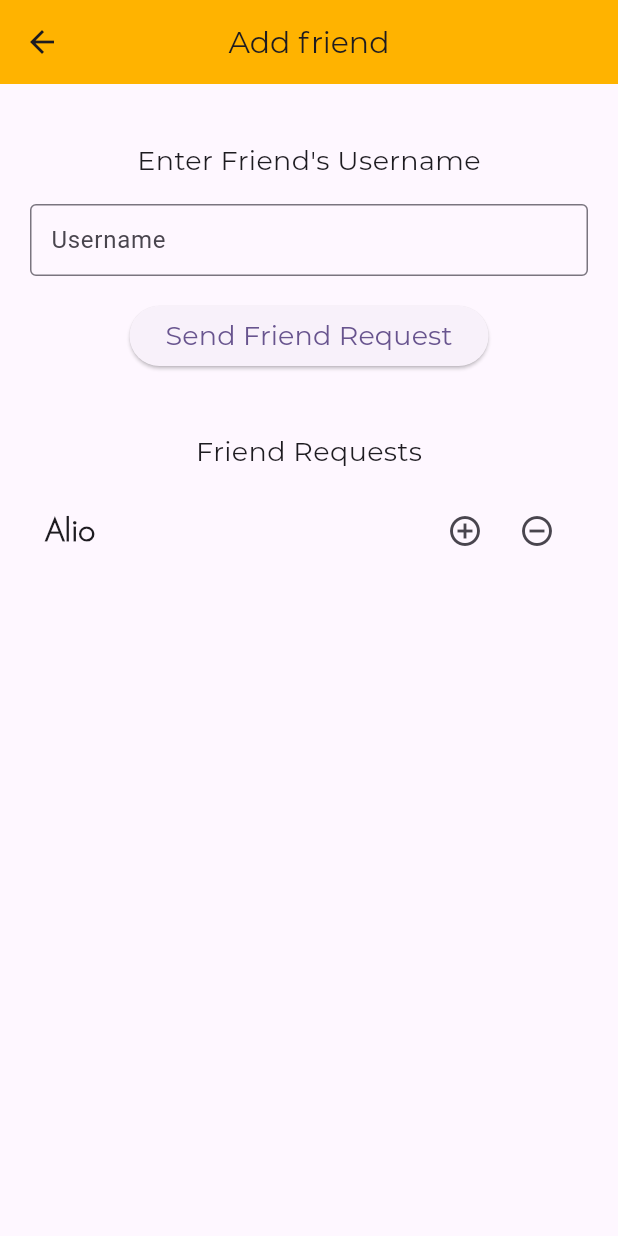
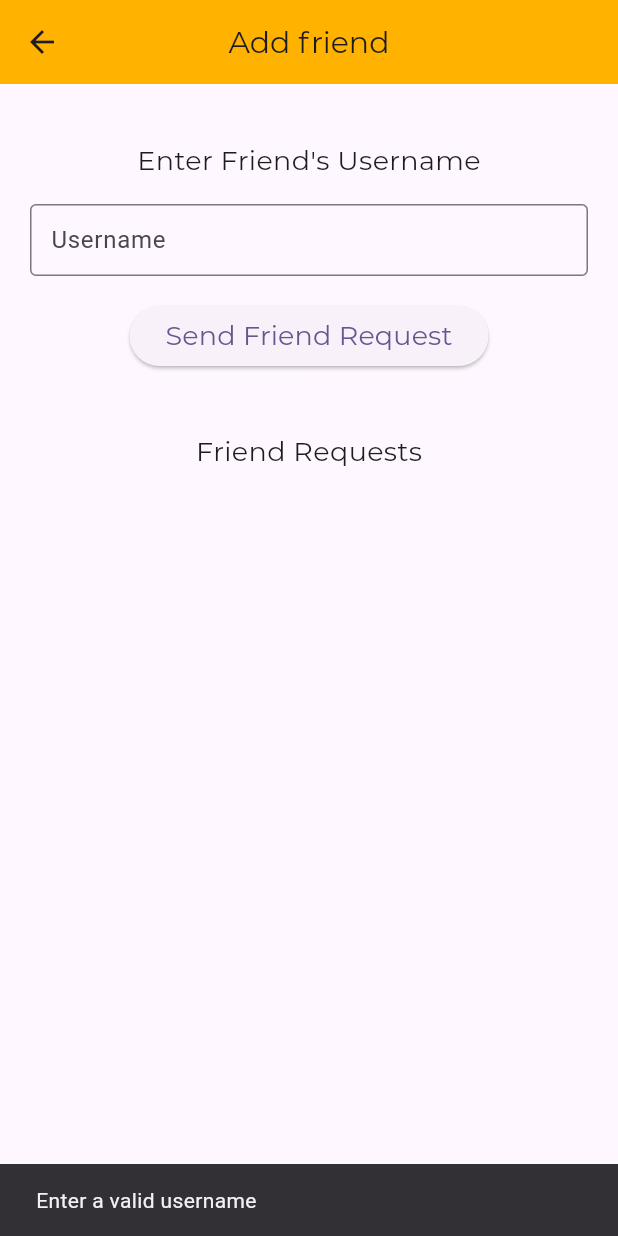
Before and after one commit to Ali-AbdulHadii/Instachat-ChatApp, a Flutter app: the addFriend screen opened directly, after a tap on "Send Friend Request", on a phone screen of 412 x 824 dp. Run offline on Flutter 3.47's test engine with Material 3 defaults, Android fonts, the phone set to English and light mode, and no system bars; our stand-ins replace cloud_firestore, firebase_auth, firebase_core, random_string, shared_preferences; accounts and stored records are empty.

Commit message:
friendrequests page updated
made the input to store the friends name, then when pressed to send the request, it fetches the id and finds the username, then its add to the recipient friends request list. created a method to get usernamebyId in databasemethods, with its getfriendrequests and sendfriendrequest. accepting or rejecting the friend request is left. search for friends is TO DO list.

```diff
--- a/lib/Pages/addfriend.dart
+++ b/lib/Pages/addfriend.dart
@@ -1,5 +1,10 @@
+import 'package:chatappdemo1/services/sharePreference.dart';
 import 'package:flutter/material.dart';
+// ignore: unused_import
 import 'package:firebase_auth/firebase_auth.dart';
+// ignore: unused_import
+import 'package:cloud_firestore/cloud_firestore.dart';
+import 'package:chatappdemo1/services/database.dart';
 
 class addFriend extends StatefulWidget {
   const addFriend({super.key});
@@ -9,11 +14,71 @@ class addFriend extends StatefulWidget {
 }
 
 class _addFriendState extends State<addFriend> {
-  String friendUsername = "";
   //controllers
   TextEditingController _friendUsername = TextEditingController();
-  //addding friend function
-  addFriend() async {}
+  //list to store friend requests
+  List<String> friendRequests = [];
+  //updates the list when entering the page
+  @override
+  void initState() {
+    super.initState();
+    // Initialize friend requests when the widget is created
+    updateFriendRequestsList();
+  }
+
+  //stores friend requests id
+  String friendUsername = "";
+  String senderId = "";
+  String recipientId = "";
+
+  //adding friend function
+  Future<void> addFriend() async {
+    //controller
+    String friendUsername = _friendUsername.text;
+
+    if (friendUsername.isEmpty) {
+      //pop up if empty
+      ScaffoldMessenger.of(context).showSnackBar(SnackBar(
+        content: Text("Enter a valid username"),
+      ));
+    } else {
+      try {
+        /*gets both send id and recipent id and pass them to
+        sendfriendrequest method in databasemethods.dart*/
+        senderId = await SharedPreference().getUserID() as String;
+        recipientId = await DatabaseMethods()
+            .getUserIdByUsername(friendUsername) as String;
+        await DatabaseMethods().sendFriendRequest(senderId, recipientId);
+        //update the friendRequests list after sending the friend request
+        updateFriendRequestsList();
+        //popup
+        ScaffoldMessenger.of(context).showSnackBar(SnackBar(
+          content: Text("Friend request sent successfully"),
+        ));
+      } catch (t) {
+        //pop up
+        ScaffoldMessenger.of(context).showSnackBar(SnackBar(
+          content: Text("Username not found"),
+        ));
+      }
+    }
+  }
+
+  //function to fupdate friend requests list
+  Future<void> updateFriendRequestsList() async {
+    try {
+      /*fetch friend requests and update the friendRequests
+      list from the method in databasemethods.dart*/
+      List<String> newFriendRequests =
+          await DatabaseMethods().getFriendRequests();
+      setState(() {
+        friendRequests = newFriendRequests;
+      });
+    } catch (e) {
+      print("Error fetching friend requests: $e");
+    }
+  }
+
   @override
   Widget build(BuildContext context) {
     return Scaffold(
@@ -51,12 +116,15 @@ class _addFriendState extends State<addFriend> {
               ),
               SizedBox(height: 16),
               ElevatedButton(
-                  onPressed: () {},
+                  onPressed: () {
+                    addFriend();
+                  },
                   child: Text(
                     "Send Friend Request",
                     style: TextStyle(fontFamily: "Montserrat-R", fontSize: 18),
                   )),
               SizedBox(height: 40),
+              //friend requests section here
               Container(
                 child: Text(
                   "Friend Requests",
@@ -64,41 +132,32 @@ class _addFriendState extends State<addFriend> {
                 ),
               ),
               SizedBox(height: 16),
-              Container(
-                padding: EdgeInsets.only(left: 10, right: 10),
-                child: Column(
-                  children: [
-                    Container(
-                      child: Row(
-                        children: [
-                          Container(
-                            child: Text(
-                              'Alio',
-                              style: TextStyle(
-                                  fontFamily: 'FuturaLight',
-                                  fontWeight: FontWeight.bold,
-                                  fontSize: 20),
-                            ),
-                          ),
-                          Spacer(),
-                          Container(
-                            child: Row(
+              //building the friendrequest list here
+              ListView.builder(
+                shrinkWrap: true,
+                itemCount: friendRequests.length,
+                itemBuilder: (context, index) {
+                  return ListTile(
+                    title: Text(friendRequests[index]),
+                    trailing: Row(
+                      mainAxisSize: MainAxisSize.min,
                       children: [
                         IconButton(
-                                  onPressed: () {},
+                          onPressed: () {
+                            //accept friend request logic
+                          },
                           icon: Icon(Icons.add_circle_outline),
                         ),
                         IconButton(
-                                    onPressed: () {},
-                                    icon: Icon(Icons.remove_circle_outline))
-                              ],
-                            ),
-                          )
-                        ],
-                      ),
+                          onPressed: () {
+                            //reject friend request logic
+                          },
+                          icon: Icon(Icons.remove_circle_outline),
                         ),
                       ],
                     ),
+                  );
+                },
               )
             ],
           ),
--- a/lib/services/database.dart
+++ b/lib/services/database.dart
@@ -1,9 +1,42 @@
 //functions related to database methods
 
+import 'package:chatappdemo1/services/sharePreference.dart';
 import 'package:cloud_firestore/cloud_firestore.dart';
+import 'package:firebase_auth/firebase_auth.dart';
+import 'package:firebase_core/firebase_core.dart';
 
 //integrates data to database
 class DatabaseMethods {
+  //function to get friend requests based on userId
+  Future<List<String>> getFriendRequests() async {
+    String userId = await SharedPreference().getUserID() as String;
+
+    QuerySnapshot<Map<String, dynamic>> querySnapshot =
+        await FirebaseFirestore.instance
+            .collection("friendRequests")
+            .where("recipientId", isEqualTo: userId)
+            .where("status", isEqualTo: "pending") //more conditions if needed
+            .get();
+
+    List<String> friendRequests = [];
+
+    for (QueryDocumentSnapshot<Map<String, dynamic>>? documentSnapshot
+        in querySnapshot.docs) {
+      if (documentSnapshot != null) {
+        String senderId = documentSnapshot.data()!['senderId'];
+        String? senderUsername = await getUsernameByUserId(senderId);
+        if (senderUsername != null) {
+          friendRequests.add(senderUsername);
+        } else {
+          friendRequests.add("Unknown");
+        }
+      }
+    }
+
+    return friendRequests;
+  }
+
+  //maping user details to firebase
   Future addUserDetails(
       Map<String, dynamic> userInformationMap, String id) async {
     //uploads the map to firebase, called from sign up
@@ -30,4 +63,68 @@ class DatabaseMethods {
         .where("Email", isEqualTo: email)
         .get();
   }
+
+  //fetch userid from database by username
+  Future<String?> getUserIdByUsername(String username) async {
+    QuerySnapshot querySnapshot = await FirebaseFirestore.instance
+        .collection("users")
+        .where("Username", isEqualTo: username)
+        .get();
+
+    if (querySnapshot.docs.isNotEmpty) {
+      return querySnapshot.docs.first.id;
+    } else {
+      return null;
+    }
+  }
+
+  //function to get username based on user ID
+  Future<String?> getUsernameByUserId(String userId) async {
+    try {
+      DocumentSnapshot<Map<String, dynamic>> documentSnapshot =
+          await FirebaseFirestore.instance
+              .collection("users")
+              .doc(userId)
+              .get();
+
+      if (documentSnapshot.exists) {
+        String? username = documentSnapshot.data()!['Username'];
+        print("Username for userID: $userId is $username");
+        return username;
+      } else {
+        print("User document does not exist for userID: $userId");
+        return null;
+      }
+    } catch (e) {
+      print("Error fetching username for userID: $userId, Error: $e");
+      return null;
+    }
+  }
+
+  // Function to get usernames based on user IDs
+  Future<List<String>> getUsernameByUserIds(List<String> userIds) async {
+    List<String> usernames = [];
+
+    for (String userId in userIds) {
+      DocumentSnapshot<Map<String, dynamic>> documentSnapshot =
+          await FirebaseFirestore.instance
+              .collection("users")
+              .doc(userId)
+              .get();
+
+      if (documentSnapshot.exists) {
+        String username = documentSnapshot.data()!['username'];
+        usernames.add(username);
+      }
+    }
+
+    return usernames;
+  }
+
+  Future<QuerySnapshot> Search(String username) async {
+    return await FirebaseFirestore.instance
+        .collection("Username")
+        .where("Username", isEqualTo: username.substring(0, 1))
+        .get();
+  }
 }
```
Also changed, not shown: lib/Pages/homepage.dart (+62 -3 lines), lib/Pages/testCode.dart (+51 -1 lines), 4 other files. Lines whose indentation alone changed are shown as unchanged.
